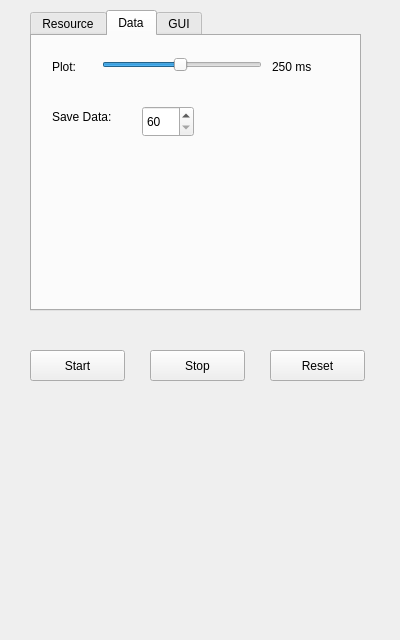
The window that utilities/msmonitor_cs/client/msmonitor/qmsmsettings.ui (akiml/ampehre) describes before a commit, drawn with Qt 5.
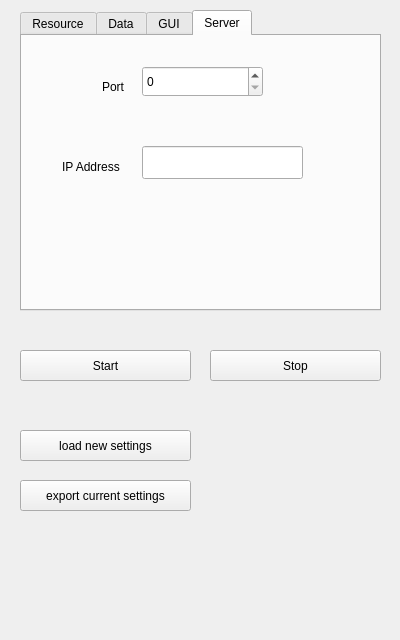
The same window after the commit.

Diff of the .ui file:
```diff
--- a/utilities/msmonitor_cs/client/msmonitor/qmsmsettings.ui
+++ b/utilities/msmonitor_cs/client/msmonitor/qmsmsettings.ui
@@ -16,14 +16,14 @@
   <widget class="QTabWidget" name="tabWidget">
    <property name="geometry">
     <rect>
-     <x>30</x>
+     <x>20</x>
      <y>10</y>
-     <width>331</width>
+     <width>361</width>
      <height>301</height>
     </rect>
    </property>
    <property name="currentIndex">
-    <number>1</number>
+    <number>3</number>
    </property>
    <widget class="QWidget" name="tab">
     <attribute name="title">
@@ -237,10 +237,10 @@
       </rect>
      </property>
      <property name="minimum">
-      <number>10</number>
+      <number>1</number>
      </property>
      <property name="maximum">
-      <number>500</number>
+      <number>2000</number>
      </property>
      <property name="singleStep">
       <number>10</number>
@@ -249,7 +249,7 @@
       <number>20</number>
      </property>
      <property name="sliderPosition">
-      <number>250</number>
+      <number>1</number>
      </property>
      <property name="orientation">
       <enum>Qt::Horizontal</enum>
@@ -357,13 +357,79 @@
      </property>
     </widget>
    </widget>
+   <widget class="QWidget" name="tab_4">
+    <attribute name="title">
+     <string>Server</string>
+    </attribute>
+    <attribute name="toolTip">
+     <string>server settings</string>
+    </attribute>
+    <widget class="QSpinBox" name="spinBox_port">
+     <property name="geometry">
+      <rect>
+       <x>120</x>
+       <y>30</y>
+       <width>121</width>
+       <height>31</height>
+      </rect>
+     </property>
+     <property name="toolTip">
+      <string>Server Port</string>
+     </property>
+     <property name="maximum">
+      <number>20000</number>
+     </property>
+    </widget>
+    <widget class="QLabel" name="label_5">
+     <property name="geometry">
+      <rect>
+       <x>80</x>
+       <y>40</y>
+       <width>31</width>
+       <height>21</height>
+      </rect>
+     </property>
+     <property name="text">
+      <string>Port</string>
+     </property>
+    </widget>
+    <widget class="QLineEdit" name="lineEdit_ipaddr">
+     <property name="geometry">
+      <rect>
+       <x>120</x>
+       <y>110</y>
+       <width>161</width>
+       <height>33</height>
+      </rect>
+     </property>
+     <property name="toolTip">
+      <string>Server IP-Address</string>
+     </property>
+     <property name="text">
+      <string/>
+     </property>
+    </widget>
+    <widget class="QLabel" name="label_15">
+     <property name="geometry">
+      <rect>
+       <x>40</x>
+       <y>120</y>
+       <width>81</width>
+       <height>21</height>
+      </rect>
+     </property>
+     <property name="text">
+      <string>IP Address</string>
+     </property>
+    </widget>
+   </widget>
   </widget>
   <widget class="QPushButton" name="pushButton_start">
    <property name="geometry">
     <rect>
-     <x>30</x>
+     <x>20</x>
      <y>350</y>
-     <width>95</width>
+     <width>171</width>
      <height>31</height>
     </rect>
    </property>
@@ -374,9 +440,9 @@
   <widget class="QPushButton" name="pushButton_stop">
    <property name="geometry">
     <rect>
-     <x>150</x>
+     <x>210</x>
      <y>350</y>
-     <width>95</width>
+     <width>171</width>
      <height>31</height>
     </rect>
    </property>
@@ -387,14 +453,30 @@
   <widget class="QPushButton" name="pushButton_reset">
    <property name="geometry">
     <rect>
-     <x>270</x>
-     <y>350</y>
-     <width>95</width>
+     <x>20</x>
+     <y>430</y>
+     <width>171</width>
      <height>31</height>
     </rect>
    </property>
    <property name="text">
-    <string>Reset</string>
+    <string>load new settings</string>
+   </property>
+  </widget>
+  <widget class="QPushButton" name="pushButton_exportSettings">
+   <property name="geometry">
+    <rect>
+     <x>20</x>
+     <y>480</y>
+     <width>171</width>
+     <height>31</height>
+    </rect>
+   </property>
+   <property name="toolTip">
+    <string>save current settings to custom .conf file</string>
+   </property>
+   <property name="text">
+    <string>export current settings</string>
    </property>
   </widget>
  </widget>
```
Left out of the diff: 34 changed lines with no effect on the pictures.
